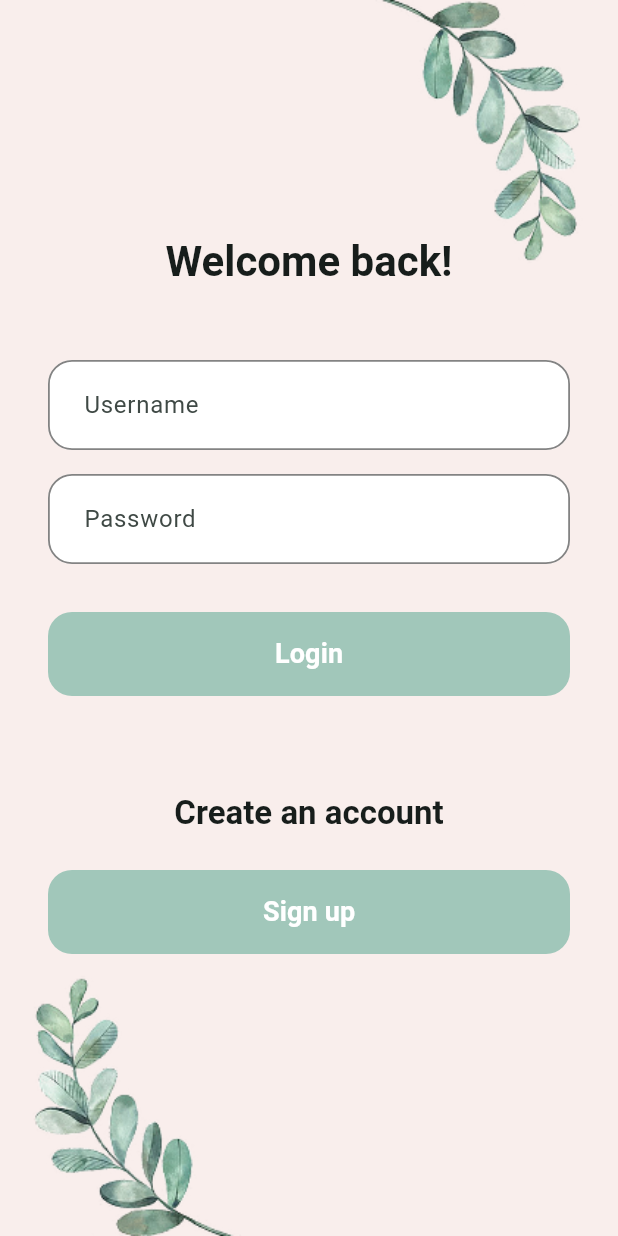
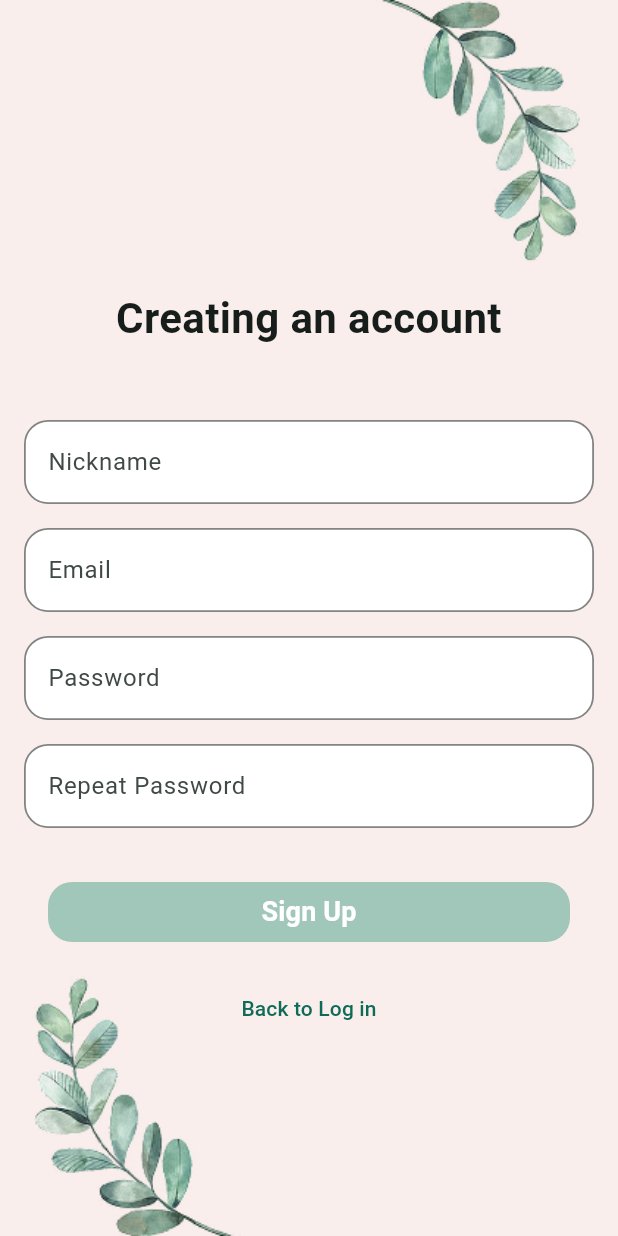
Before and after one commit to katharina-gross/Stress-management-app, a Flutter app: the screen it shows after launch, after a tap on "Sign up", on a phone screen of 412 x 824 dp. Run offline on Flutter 3.47's test engine with Material 3 defaults, Android fonts, the phone set to English and light mode, and no system bars.

Commit message:
add registration page with validation

```diff
--- a/frontend/lib/main.dart
+++ b/frontend/lib/main.dart
@@ -1,5 +1,6 @@
 import 'package:flutter/material.dart';
 import 'screens/login_screen.dart';
+import 'screens/registration_screen.dart';
 
 void main() {
   runApp(const MyApp());
@@ -22,6 +23,11 @@ class MyApp extends StatelessWidget {
         ),
       ),
       home: const LoginScreen(),   // ← подключаем страницу
+      initialRoute: '/login',
+      routes: {
+        '/login':    (ctx) => const LoginScreen(),
+        '/register': (ctx) => const RegistrationScreen(),
+      },
     );
   }
 }
--- a/frontend/lib/screens/login_screen.dart
+++ b/frontend/lib/screens/login_screen.dart
@@ -124,7 +124,7 @@ class _LoginScreenState extends State<LoginScreen> {
                       _filledButton(
                         label: 'Sign up',
                         onTap: () {
-                          // TODO: переход на экран регистрации
+                          Navigator.pushNamed(context, '/register'); // переход на экран регистрации
                         },
                       ),
                       const SizedBox(height: 32),
--- /dev/null
+++ b/frontend/lib/screens/registration_screen.dart
@@ -0,0 +1,205 @@
+import 'package:flutter/material.dart';
+
+class RegistrationScreen extends StatefulWidget {
+  const RegistrationScreen({super.key});
+
+  @override
+  State<RegistrationScreen> createState() => _RegistrationScreenState();
+}
+
+class _RegistrationScreenState extends State<RegistrationScreen> {
+  final _formKey = GlobalKey<FormState>();
+  final _nicknameController = TextEditingController();
+  final _emailController    = TextEditingController();
+  final _passwordController = TextEditingController();
+  final _confirmController  = TextEditingController();
+
+  @override
+  void dispose() {
+    _nicknameController.dispose();
+    _emailController.dispose();
+    _passwordController.dispose();
+    _confirmController.dispose();
+    super.dispose();
+  }
+
+  void _handleSignUp() {
+    if (_formKey.currentState!.validate()) {
+      // TODO: отправить запрос на регистрацию
+    } else {
+      ScaffoldMessenger.of(context).showSnackBar(
+        const SnackBar(
+          content: Text('Please check the fields and correct the errors'),
+          behavior: SnackBarBehavior.floating,
+        ),
+      );
+    }
+  }
+
+  @override
+  Widget build(BuildContext context) {
+    return Scaffold(
+      backgroundColor: const Color(0xFFF9EEEC),
+      body: SafeArea(
+        child: Stack(
+          children: [
+            Positioned(
+              right: 0,
+              top: 0,
+              child: Image.asset('assets/images/leaf_top.png', width: 190),
+            ),
+            Positioned(
+              left: 0,
+              bottom: 0,
+              child: Image.asset('assets/images/leaf_bottom.png', width: 190),
+            ),
+
+            Center(
+              child: SingleChildScrollView(
+                padding: const EdgeInsets.symmetric(horizontal: 16, vertical: 32),
+                child: Form(
+                  key: _formKey,
+                  child: Column(
+                    crossAxisAlignment: CrossAxisAlignment.stretch,
+                    children: [
+                      const SizedBox(height: 64),
+
+                      // Новый заголовок
+                      const Text(
+                        'Creating an account',
+                        textAlign: TextAlign.center,
+                        style: TextStyle(
+                          fontSize: 28,
+                          fontWeight: FontWeight.bold,
+                        ),
+                      ),
+                      const SizedBox(height: 48),
+
+                      // Nickname
+                      TextFormField(
+                        controller: _nicknameController,
+                        decoration: _inputDecoration('Nickname'),
+                        validator: (v) => (v == null || v.trim().isEmpty)
+                            ? 'Nickname cannot be empty'
+                            : null,
+                      ),
+                      const SizedBox(height: 16),
+
+                      // Email
+                      TextFormField(
+                        controller: _emailController,
+                        keyboardType: TextInputType.emailAddress,
+                        decoration: _inputDecoration('Email'),
+                        validator: (v) {
+                          if (v == null || v.trim().isEmpty) {
+                            return 'Email cannot be empty';
+                          }
+                          // простой RegExp для базовой проверки
+                          final emailReg = RegExp(r'^[\w-\.]+@([\w-]+\.)+[\w-]{2,4}$');
+                          if (!emailReg.hasMatch(v.trim())) {
+                            return 'Enter a valid email address';
+                          }
+                          return null;
+                        },
+                      ),
+                      const SizedBox(height: 16),
+
+
+                      // Password
+                      TextFormField(
+                        controller: _passwordController,
+                        obscureText: true,
+                        decoration: _inputDecoration('Password'),
+                        validator: (v) {
+                          if (v == null || v.isEmpty) {
+                            return 'Password cannot be empty';
+                          }
+                          final hasLetter = RegExp(r'[A-Za-z]').hasMatch(v);
+                          if (v.length < 5 || !hasLetter) {
+                            return 'Password must be at least 5 characters\nand contain a letter';
+                          }
+                          return null;
+                        },
+                      ),
+                      const SizedBox(height: 16),
+
+                      // Confirm Password
+                      TextFormField(
+                        controller: _confirmController,
+                        obscureText: true,
+                        decoration: _inputDecoration('Repeat Password'),
+                        validator: (v) {
+                          if (v == null || v.isEmpty) {
+                            return 'Please repeat your password';
+                          }
+                          if (v != _passwordController.text) {
+                            return 'Passwords do not match';
+                          }
+                          return null;
+                        },
+                      ),
+                      const SizedBox(height: 32),
+
+                      // Кнопка регистрации
+                      _filledButton(
+                        label: 'Sign Up',
+                        onTap: _handleSignUp,
+                      ),
+
+                      const SizedBox(height: 16),
+                      // Кнопка возврата на логин
+                      Center(
+                        child: TextButton(
+                          onPressed: () => Navigator.pop(context),
+                          child: const Text('Back to Log in'),
+                        ),
+                      ),
+                    ],
+                  ),
+                ),
+              ),
+            ),
+          ],
+        ),
+      ),
+    );
+  }
+
+  InputDecoration _inputDecoration(String hint) => InputDecoration(
+        hintText: hint,
+        filled: true,
+        fillColor: Colors.white,
+        enabledBorder: OutlineInputBorder(
+          borderRadius: BorderRadius.circular(16),
+          borderSide: const BorderSide(color: Color(0xFF838383), width: 1.2),
+        ),
+        focusedBorder: OutlineInputBorder(
+          borderRadius: BorderRadius.circular(16),
+          borderSide: const BorderSide(color: Color(0xFF838383), width: 1.6),
+        ),
+        errorBorder: OutlineInputBorder(
+          borderRadius: BorderRadius.circular(16),
+          borderSide: const BorderSide(color: Colors.redAccent, width: 1.2),
+        ),
+      );
+
+  Widget _filledButton({
+    required String label,
+    required VoidCallback onTap,
+  }) =>
+      Padding(
+        padding: const EdgeInsets.symmetric(horizontal: 16),
+        child: FilledButton(
+          style: FilledButton.styleFrom(
+            backgroundColor: const Color(0xFFA1C7BA),
+            shape: RoundedRectangleBorder(
+              borderRadius: BorderRadius.circular(16),
+            ),
+          ),
+          onPressed: onTap,
+          child: Text(label,
+              style:
+                  const TextStyle(fontSize: 18, fontWeight: FontWeight.w600)),
+        ),
+      );
+}
```
Also changed, not shown: 4 other files.
